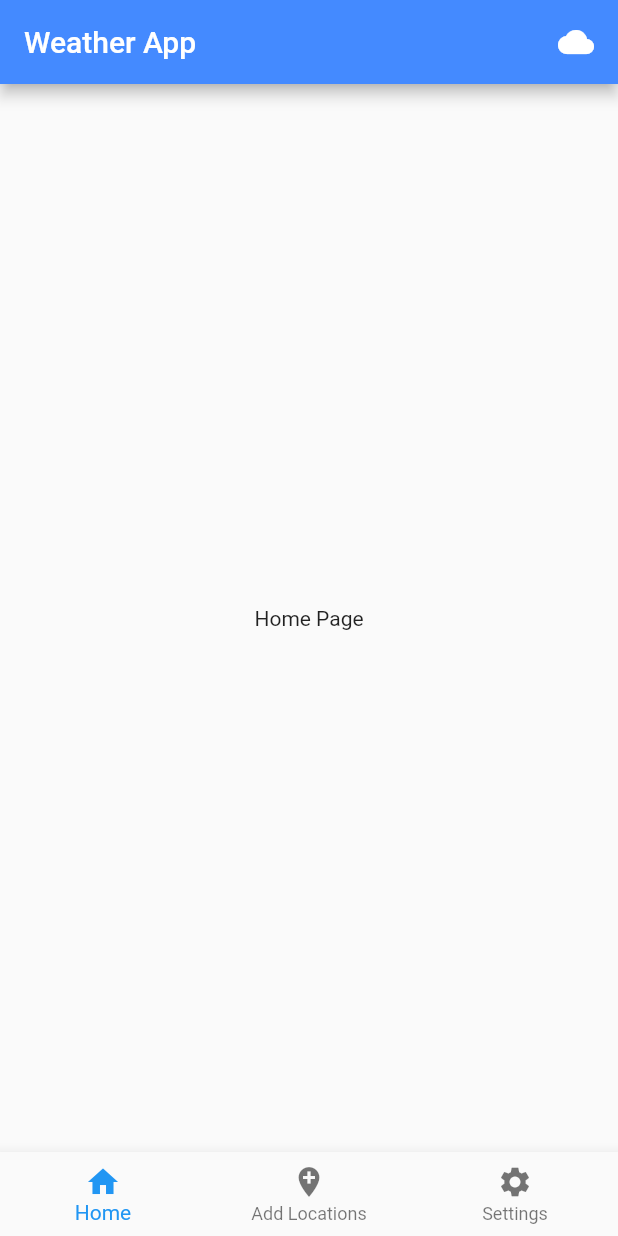
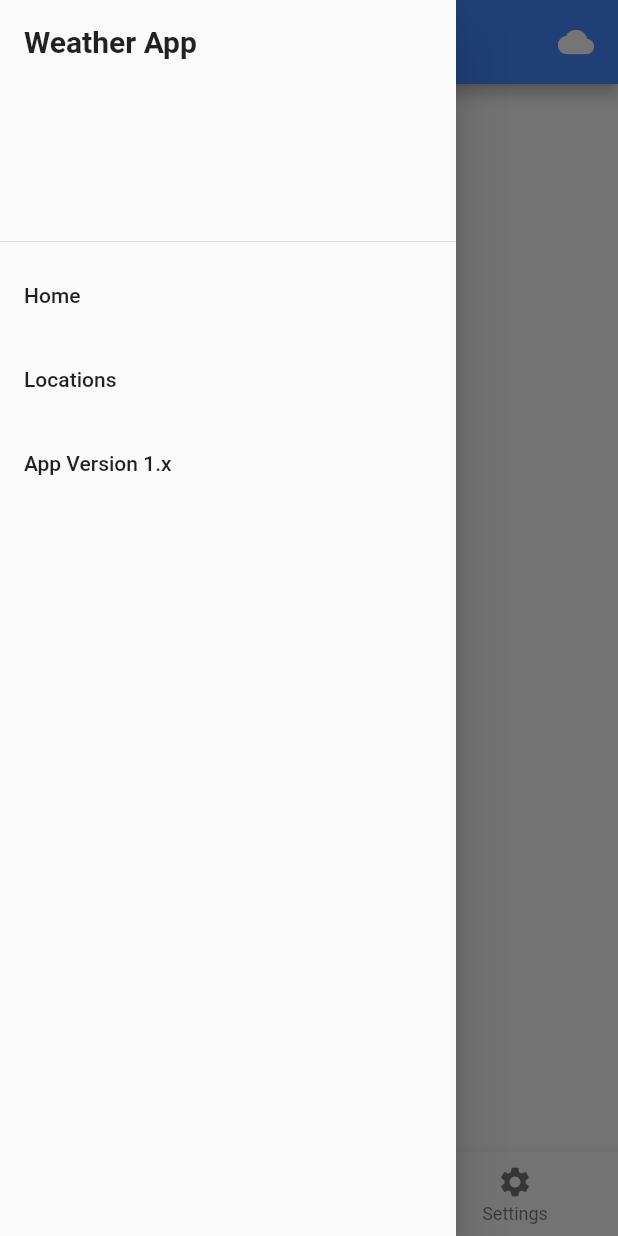
Before and after one commit to imraghav20/Weather-App, a Flutter app: the screen it shows after launch, with the side drawer open (before the commit the screen has no drawer), on a phone screen of 412 x 824 dp. Run offline on Flutter 3.47's test engine with Material 2 defaults, Android fonts, the phone set to English and light mode, and no system bars.

Commit message:
Added Drawer

```diff
--- /dev/null
+++ b/lib/Pages/homeview.dart
@@ -0,0 +1,10 @@
+import 'package:flutter/material.dart';
+
+class HomeView extends StatelessWidget {
+  @override
+  Widget build(BuildContext context) {
+    return Container(
+      child: Center(child: Text("HomeView Page")),
+    );
+  }
+}
--- /dev/null
+++ b/lib/Pages/location.dart
@@ -0,0 +1,10 @@
+import 'package:flutter/material.dart';
+
+class LocationView extends StatelessWidget {
+  @override
+  Widget build(BuildContext context) {
+    return Container(
+      child: Center(child: Text("Location Page")),
+    );
+  }
+}
--- /dev/null
+++ b/lib/Pages/settings.dart
@@ -0,0 +1,10 @@
+import 'package:flutter/material.dart';
+
+class SettingView extends StatelessWidget {
+  @override
+  Widget build(BuildContext context) {
+    return Container(
+      child: Center(child: Text("Settings Page")),
+    );
+  }
+}
--- /dev/null
+++ b/lib/Services/drawer.dart
@@ -0,0 +1,41 @@
+import 'package:flutter/material.dart';
+
+class DrawerInterface extends StatelessWidget {
+  @override
+  Widget build(BuildContext context) {
+    return Drawer(
+      child: ListView(
+        padding: EdgeInsets.all(0),
+        children: <Widget>[
+          DrawerHeader(
+            child: Text(
+              "Weather App",
+              style: TextStyle(
+                fontSize: 20,
+                fontWeight: FontWeight.bold,
+              ),
+            ),
+          ),
+          ListTile(
+            title: Text('Home'),
+            onTap: () {
+              // Update the state of the app.
+              // ...
+            },
+          ),
+          ListTile(
+            title: Text('Locations'),
+            onTap: () {
+              // Update the state of the app.
+              // ...
+            },
+          ),
+          ListTile(
+            title: Text('App Version 1.x'),
+            onTap: () {},
+          ),
+        ],
+      ),
+    );
+  }
+}
--- a/lib/main.dart
+++ b/lib/main.dart
@@ -1,4 +1,8 @@
 import 'package:flutter/material.dart';
+import 'Pages/homeview.dart';
+import 'Pages/location.dart';
+import 'Pages/settings.dart';
+import 'Services/drawer.dart';
 
 void main() => runApp(MyApp());
 
@@ -24,25 +28,23 @@ class HomePage extends StatefulWidget {
 class _HomePageState extends State<HomePage> {
   int _currentIndex = 0;
 
-  final tabs = [
-    Center(
-      child: Text("Home Page"),
-    ),
-    Center(
-      child: Text("Locations Page"),
-    ),
-    Center(
-      child: Text("Settings Page"),
-    ),
-  ];
+  final tabs = [HomeView(), LocationView(), SettingView()];
 
   @override
   Widget build(BuildContext context) {
     return Scaffold(
+      drawer: DrawerInterface(),
       appBar: AppBar(
         backgroundColor: Colors.blueAccent,
         title: Row(
-          children: [Text("Weather App"), Spacer(), Icon(Icons.cloud)],
+          children: [
+            Text(
+              "Weather App",
+              style: TextStyle(fontWeight: FontWeight.bold),
+            ),
+            Spacer(),
+            Icon(Icons.cloud)
+          ],
         ),
       ),
       body: tabs[_currentIndex],
```
